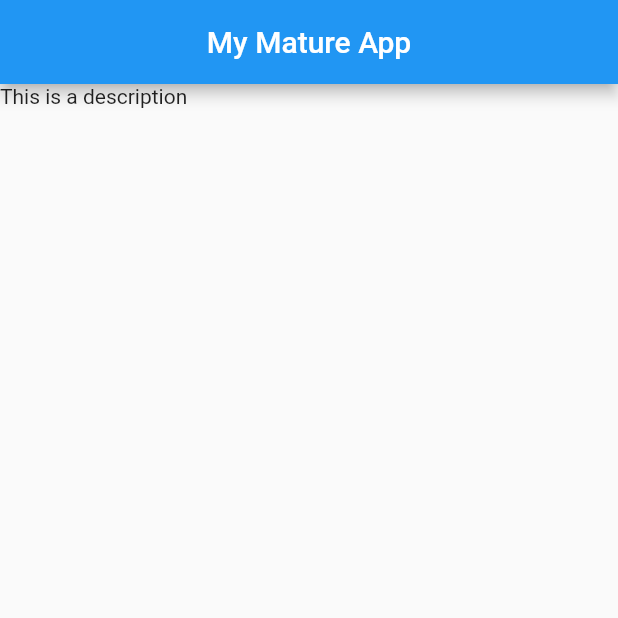
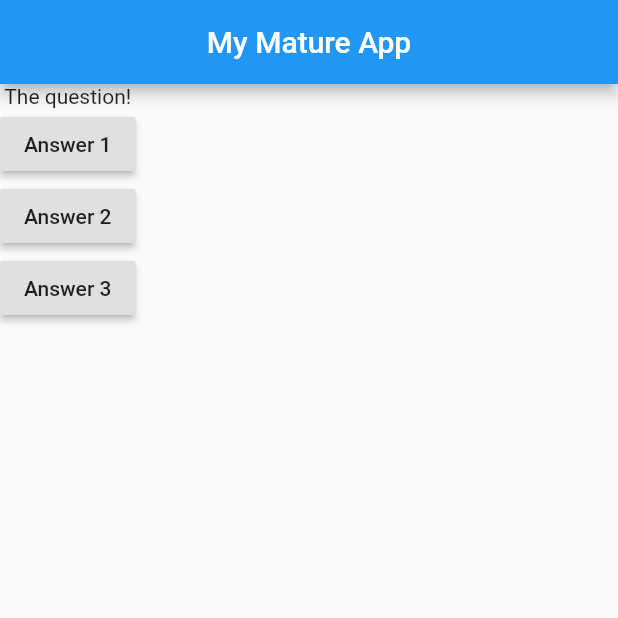
Before and after one commit to Rifat15913/flutter-quiz-app, a Flutter app: the screen it shows after launch, on a phone screen of 412 x 824 dp, the top half of it. Run offline on Flutter 3.47's test engine with Material 2 defaults, Android fonts, the phone set to English and light mode, and no system bars.

Commit message:
Add question and answers

```diff
--- a/lib/main.dart
+++ b/lib/main.dart
@@ -3,15 +3,45 @@ import 'package:flutter/material.dart';
 void main() => runApp(MyApp());
 
 class MyApp extends StatelessWidget {
+  void answerQuestion() {
+    print("Answer chosen");
+  }
+
   @override
   Widget build(BuildContext context) {
+    var questions = [
+      "What\'s your favorite color?",
+      "What\'s your favorite animal?",
+    ];
     return MaterialApp(
       home: Scaffold(
         appBar: AppBar(
           centerTitle: true,
           title: Text("My Mature App"),
         ),
-        body: Text("This is a description"),
+        body: Column(
+          children: <Widget>[
+            Text("The question!"),
+            RaisedButton(
+              child: Text("Answer 1"),
+              onPressed: () {
+                print("Answer 1 has been chose");
+              },
+            ),
+            RaisedButton(
+              child: Text("Answer 2"),
+              onPressed: () {
+                print("Answer 2 has been chose");
+              },
+            ),
+            RaisedButton(
+              child: Text("Answer 3"),
+              onPressed: () {
+                print("Answer 3 has been chose");
+              },
+            ),
+          ],
+        ),
       ),
     );
   }
```
